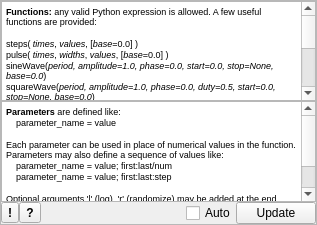
This is lib/util/generator/GeneratorTemplate.ui in acq4/acq4 as Qt 5 draws it before an edit. The edited form follows.
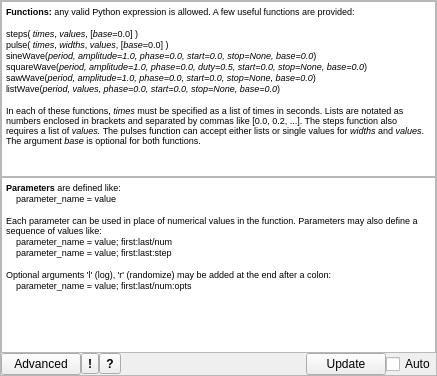
This is the edited form. The open tabs and pages were chosen to show the change. Custom widgets are drawn as their Qt base class.

Commit message: parametertree updates started adding simple pulse generator to function generator (not finished)

What changed in the file:
```diff
--- a/lib/util/generator/GeneratorTemplate.ui
+++ b/lib/util/generator/GeneratorTemplate.ui
@@ -1,12 +1,12 @@
 <ui version="4.0" >
  <class>Form</class>
- <widget class="QWidget" name="Form" >
-  <property name="geometry" >
+ <widget class="QWidget" name="Form">
+  <property name="geometry">
    <rect>
     <x>0</x>
     <y>0</y>
-    <width>317</width>
-    <height>225</height>
+    <width>437</width>
+    <height>376</height>
    </rect>
   </property>
   <property name="minimumSize" >
@@ -108,42 +108,42 @@
            <number>0</number>
           </property>
           <item>
-           <widget class="QTextBrowser" name="textBrowser" >
-            <property name="html" >
-             <string>&lt;!DOCTYPE HTML PUBLIC "-//W3C//DTD HTML 4.0//EN" "http://www.w3.org/TR/REC-html40/strict.dtd">
-&lt;html>&lt;head>&lt;meta name="qrichtext" content="1" />&lt;style type="text/css">
+           <widget class="QTextBrowser" name="textBrowser">
+            <property name="html">
+             <string>&lt;!DOCTYPE HTML PUBLIC &quot;-//W3C//DTD HTML 4.0//EN&quot; &quot;http://www.w3.org/TR/REC-html40/strict.dtd&quot;&gt;
+&lt;html&gt;&lt;head&gt;&lt;meta name=&quot;qrichtext&quot; content=&quot;1&quot; /&gt;&lt;style type=&quot;text/css&quot;&gt;
 p, li { white-space: pre-wrap; }
-&lt;/style>&lt;/head>&lt;body style=" font-family:'MS Shell Dlg 2'; font-size:8.25pt; font-weight:400; font-style:normal;">
-&lt;p style=" margin-top:0px; margin-bottom:0px; margin-left:0px; margin-right:0px; -qt-block-indent:0; text-indent:0px; font-family:'Sans Serif'; font-size:7pt;">&lt;span style=" font-weight:600;">Functions:&lt;/span> any valid Python expression is allowed. A few useful functions are provided:&lt;/p>
-&lt;p style="-qt-paragraph-type:empty; margin-top:0px; margin-bottom:0px; margin-left:0px; margin-right:0px; -qt-block-indent:0; text-indent:0px; font-family:'Sans Serif'; font-size:7pt;">&lt;/p>
-&lt;p style=" margin-top:0px; margin-bottom:0px; margin-left:0px; margin-right:0px; -qt-block-indent:0; text-indent:0px; font-family:'Sans Serif'; font-size:7pt;">steps( &lt;span style=" font-style:italic;">times&lt;/span>, &lt;span style=" font-style:italic;">values&lt;/span>, [&lt;span style=" font-style:italic;">base&lt;/span>=0.0] )&lt;/p>
-&lt;p style=" margin-top:0px; margin-bottom:0px; margin-left:0px; margin-right:0px; -qt-block-indent:0; text-indent:0px; font-family:'Sans Serif'; font-size:7pt;">pulse( &lt;span style=" font-style:italic;">times&lt;/span>, &lt;span style=" font-style:italic;">widths&lt;/span>, &lt;span style=" font-style:italic;">values&lt;/span>, [&lt;span style=" font-style:italic;">base&lt;/span>=0.0] )&lt;/p>
-&lt;p style=" margin-top:0px; margin-bottom:0px; margin-left:0px; margin-right:0px; -qt-block-indent:0; text-indent:0px; font-family:'Sans Serif'; font-size:7pt;">sineWave(&lt;span style=" font-style:italic;">period, amplitude=1.0, phase=0.0, start=0.0, stop=None, base=0.0&lt;/span>)&lt;/p>
-&lt;p style=" margin-top:0px; margin-bottom:0px; margin-left:0px; margin-right:0px; -qt-block-indent:0; text-indent:0px; font-family:'Sans Serif'; font-size:7pt;">squareWave(&lt;span style=" font-style:italic;">period, amplitude=1.0, phase=0.0, duty=0.5, start=0.0, stop=None, base=0.0&lt;/span>)&lt;/p>
-&lt;p style=" margin-top:0px; margin-bottom:0px; margin-left:0px; margin-right:0px; -qt-block-indent:0; text-indent:0px; font-family:'Sans Serif'; font-size:7pt;">sawWave(&lt;span style=" font-style:italic;">period, amplitude=1.0, phase=0.0, start=0.0, stop=None, base=0.0&lt;/span>)&lt;/p>
-&lt;p style=" margin-top:0px; margin-bottom:0px; margin-left:0px; margin-right:0px; -qt-block-indent:0; text-indent:0px; font-family:'Sans Serif'; font-size:7pt;">listWave(&lt;span style=" font-style:italic;">period, values, phase=0.0, start=0.0, stop=None, base=0.0&lt;/span>)&lt;/p>
-&lt;p style="-qt-paragraph-type:empty; margin-top:0px; margin-bottom:0px; margin-left:0px; margin-right:0px; -qt-block-indent:0; text-indent:0px; font-family:'Sans Serif'; font-size:7pt;">&lt;/p>
-&lt;p style=" margin-top:0px; margin-bottom:0px; margin-left:0px; margin-right:0px; -qt-block-indent:0; text-indent:0px; font-family:'Sans Serif'; font-size:7pt;">In each of these functions, &lt;span style=" font-style:italic;">times&lt;/span> must be specified as a list of times in seconds. Lists are notated as numbers enclosed in brackets and separated by commas like [0.0, 0.2, ...]. The steps function also requires a list of &lt;span style=" font-style:italic;">values.&lt;/span> The pulses function can accept either lists or single values for &lt;span style=" font-style:italic;">widths&lt;/span> and &lt;span style=" font-style:italic;">values&lt;/span>. The argument &lt;span style=" font-style:italic;">base&lt;/span> is optional for both functions.&lt;/p>&lt;/body>&lt;/html></string>
+&lt;/style&gt;&lt;/head&gt;&lt;body style=&quot; font-family:'Ubuntu'; font-size:9pt; font-weight:400; font-style:normal;&quot;&gt;
+&lt;p style=&quot; margin-top:0px; margin-bottom:0px; margin-left:0px; margin-right:0px; -qt-block-indent:0; text-indent:0px;&quot;&gt;&lt;span style=&quot; font-family:'Sans Serif'; font-size:7pt; font-weight:600;&quot;&gt;Functions:&lt;/span&gt;&lt;span style=&quot; font-family:'Sans Serif'; font-size:7pt;&quot;&gt; any valid Python expression is allowed. A few useful functions are provided:&lt;/span&gt;&lt;/p&gt;
+&lt;p style=&quot;-qt-paragraph-type:empty; margin-top:0px; margin-bottom:0px; margin-left:0px; margin-right:0px; -qt-block-indent:0; text-indent:0px; font-family:'Sans Serif'; font-size:7pt;&quot;&gt;&lt;/p&gt;
+&lt;p style=&quot; margin-top:0px; margin-bottom:0px; margin-left:0px; margin-right:0px; -qt-block-indent:0; text-indent:0px;&quot;&gt;&lt;span style=&quot; font-family:'Sans Serif'; font-size:7pt;&quot;&gt;steps( &lt;/span&gt;&lt;span style=&quot; font-family:'Sans Serif'; font-size:7pt; font-style:italic;&quot;&gt;times&lt;/span&gt;&lt;span style=&quot; font-family:'Sans Serif'; font-size:7pt;&quot;&gt;, &lt;/span&gt;&lt;span style=&quot; font-family:'Sans Serif'; font-size:7pt; font-style:italic;&quot;&gt;values&lt;/span&gt;&lt;span style=&quot; font-family:'Sans Serif'; font-size:7pt;&quot;&gt;, [&lt;/span&gt;&lt;span style=&quot; font-family:'Sans Serif'; font-size:7pt; font-style:italic;&quot;&gt;base&lt;/span&gt;&lt;span style=&quot; font-family:'Sans Serif'; font-size:7pt;&quot;&gt;=0.0] )&lt;/span&gt;&lt;/p&gt;
+&lt;p style=&quot; margin-top:0px; margin-bottom:0px; margin-left:0px; margin-right:0px; -qt-block-indent:0; text-indent:0px;&quot;&gt;&lt;span style=&quot; font-family:'Sans Serif'; font-size:7pt;&quot;&gt;pulse( &lt;/span&gt;&lt;span style=&quot; font-family:'Sans Serif'; font-size:7pt; font-style:italic;&quot;&gt;times&lt;/span&gt;&lt;span style=&quot; font-family:'Sans Serif'; font-size:7pt;&quot;&gt;, &lt;/span&gt;&lt;span style=&quot; font-family:'Sans Serif'; font-size:7pt; font-style:italic;&quot;&gt;widths&lt;/span&gt;&lt;span style=&quot; font-family:'Sans Serif'; font-size:7pt;&quot;&gt;, &lt;/span&gt;&lt;span style=&quot; font-family:'Sans Serif'; font-size:7pt; font-style:italic;&quot;&gt;values&lt;/span&gt;&lt;span style=&quot; font-family:'Sans Serif'; font-size:7pt;&quot;&gt;, [&lt;/span&gt;&lt;span style=&quot; font-family:'Sans Serif'; font-size:7pt; font-style:italic;&quot;&gt;base&lt;/span&gt;&lt;span style=&quot; font-family:'Sans Serif'; font-size:7pt;&quot;&gt;=0.0] )&lt;/span&gt;&lt;/p&gt;
+&lt;p style=&quot; margin-top:0px; margin-bottom:0px; margin-left:0px; margin-right:0px; -qt-block-indent:0; text-indent:0px;&quot;&gt;&lt;span style=&quot; font-family:'Sans Serif'; font-size:7pt;&quot;&gt;sineWave(&lt;/span&gt;&lt;span style=&quot; font-family:'Sans Serif'; font-size:7pt; font-style:italic;&quot;&gt;period, amplitude=1.0, phase=0.0, start=0.0, stop=None, base=0.0&lt;/span&gt;&lt;span style=&quot; font-family:'Sans Serif'; font-size:7pt;&quot;&gt;)&lt;/span&gt;&lt;/p&gt;
+&lt;p style=&quot; margin-top:0px; margin-bottom:0px; margin-left:0px; margin-right:0px; -qt-block-indent:0; text-indent:0px;&quot;&gt;&lt;span style=&quot; font-family:'Sans Serif'; font-size:7pt;&quot;&gt;squareWave(&lt;/span&gt;&lt;span style=&quot; font-family:'Sans Serif'; font-size:7pt; font-style:italic;&quot;&gt;period, amplitude=1.0, phase=0.0, duty=0.5, start=0.0, stop=None, base=0.0&lt;/span&gt;&lt;span style=&quot; font-family:'Sans Serif'; font-size:7pt;&quot;&gt;)&lt;/span&gt;&lt;/p&gt;
+&lt;p style=&quot; margin-top:0px; margin-bottom:0px; margin-left:0px; margin-right:0px; -qt-block-indent:0; text-indent:0px;&quot;&gt;&lt;span style=&quot; font-family:'Sans Serif'; font-size:7pt;&quot;&gt;sawWave(&lt;/span&gt;&lt;span style=&quot; font-family:'Sans Serif'; font-size:7pt; font-style:italic;&quot;&gt;period, amplitude=1.0, phase=0.0, start=0.0, stop=None, base=0.0&lt;/span&gt;&lt;span style=&quot; font-family:'Sans Serif'; font-size:7pt;&quot;&gt;)&lt;/span&gt;&lt;/p&gt;
+&lt;p style=&quot; margin-top:0px; margin-bottom:0px; margin-left:0px; margin-right:0px; -qt-block-indent:0; text-indent:0px;&quot;&gt;&lt;span style=&quot; font-family:'Sans Serif'; font-size:7pt;&quot;&gt;listWave(&lt;/span&gt;&lt;span style=&quot; font-family:'Sans Serif'; font-size:7pt; font-style:italic;&quot;&gt;period, values, phase=0.0, start=0.0, stop=None, base=0.0&lt;/span&gt;&lt;span style=&quot; font-family:'Sans Serif'; font-size:7pt;&quot;&gt;)&lt;/span&gt;&lt;/p&gt;
+&lt;p style=&quot;-qt-paragraph-type:empty; margin-top:0px; margin-bottom:0px; margin-left:0px; margin-right:0px; -qt-block-indent:0; text-indent:0px; font-family:'Sans Serif'; font-size:7pt;&quot;&gt;&lt;/p&gt;
+&lt;p style=&quot; margin-top:0px; margin-bottom:0px; margin-left:0px; margin-right:0px; -qt-block-indent:0; text-indent:0px;&quot;&gt;&lt;span style=&quot; font-family:'Sans Serif'; font-size:7pt;&quot;&gt;In each of these functions, &lt;/span&gt;&lt;span style=&quot; font-family:'Sans Serif'; font-size:7pt; font-style:italic;&quot;&gt;times&lt;/span&gt;&lt;span style=&quot; font-family:'Sans Serif'; font-size:7pt;&quot;&gt; must be specified as a list of times in seconds. Lists are notated as numbers enclosed in brackets and separated by commas like [0.0, 0.2, ...]. The steps function also requires a list of &lt;/span&gt;&lt;span style=&quot; font-family:'Sans Serif'; font-size:7pt; font-style:italic;&quot;&gt;values.&lt;/span&gt;&lt;span style=&quot; font-family:'Sans Serif'; font-size:7pt;&quot;&gt; The pulses function can accept either lists or single values for &lt;/span&gt;&lt;span style=&quot; font-family:'Sans Serif'; font-size:7pt; font-style:italic;&quot;&gt;widths&lt;/span&gt;&lt;span style=&quot; font-family:'Sans Serif'; font-size:7pt;&quot;&gt; and &lt;/span&gt;&lt;span style=&quot; font-family:'Sans Serif'; font-size:7pt; font-style:italic;&quot;&gt;values&lt;/span&gt;&lt;span style=&quot; font-family:'Sans Serif'; font-size:7pt;&quot;&gt;. The argument &lt;/span&gt;&lt;span style=&quot; font-family:'Sans Serif'; font-size:7pt; font-style:italic;&quot;&gt;base&lt;/span&gt;&lt;span style=&quot; font-family:'Sans Serif'; font-size:7pt;&quot;&gt; is optional for both functions.&lt;/span&gt;&lt;/p&gt;&lt;/body&gt;&lt;/html&gt;</string>
             </property>
            </widget>
           </item>
           <item>
-           <widget class="QTextBrowser" name="textBrowser_2" >
-            <property name="html" >
-             <string>&lt;!DOCTYPE HTML PUBLIC "-//W3C//DTD HTML 4.0//EN" "http://www.w3.org/TR/REC-html40/strict.dtd">
-&lt;html>&lt;head>&lt;meta name="qrichtext" content="1" />&lt;style type="text/css">
+           <widget class="QTextBrowser" name="textBrowser_2">
+            <property name="html">
+             <string>&lt;!DOCTYPE HTML PUBLIC &quot;-//W3C//DTD HTML 4.0//EN&quot; &quot;http://www.w3.org/TR/REC-html40/strict.dtd&quot;&gt;
+&lt;html&gt;&lt;head&gt;&lt;meta name=&quot;qrichtext&quot; content=&quot;1&quot; /&gt;&lt;style type=&quot;text/css&quot;&gt;
 p, li { white-space: pre-wrap; }
-&lt;/style>&lt;/head>&lt;body style=" font-family:'MS Shell Dlg 2'; font-size:8.25pt; font-weight:400; font-style:normal;">
-&lt;p style=" margin-top:0px; margin-bottom:0px; margin-left:0px; margin-right:0px; -qt-block-indent:0; text-indent:0px; font-family:'Sans Serif'; font-size:7pt;">&lt;span style=" font-weight:600;">Parameters&lt;/span> are defined like:&lt;/p>
-&lt;p style=" margin-top:0px; margin-bottom:0px; margin-left:0px; margin-right:0px; -qt-block-indent:0; text-indent:0px; font-family:'Sans Serif'; font-size:7pt;">    parameter_name = value&lt;/p>
-&lt;p style="-qt-paragraph-type:empty; margin-top:0px; margin-bottom:0px; margin-left:0px; margin-right:0px; -qt-block-indent:0; text-indent:0px; font-family:'Sans Serif'; font-size:7pt;">&lt;/p>
-&lt;p style=" margin-top:0px; margin-bottom:0px; margin-left:0px; margin-right:0px; -qt-block-indent:0; text-indent:0px; font-family:'Sans Serif'; font-size:7pt;">Each parameter can be used in place of numerical values in the function. Parameters may also define a sequence of values like:&lt;/p>
-&lt;p style=" margin-top:0px; margin-bottom:0px; margin-left:0px; margin-right:0px; -qt-block-indent:0; text-indent:0px; font-family:'Sans Serif'; font-size:7pt;">    parameter_name = value; first:last/num&lt;/p>
-&lt;p style=" margin-top:0px; margin-bottom:0px; margin-left:0px; margin-right:0px; -qt-block-indent:0; text-indent:0px; font-family:'Sans Serif'; font-size:7pt;">    parameter_name = value; first:last:step&lt;/p>
-&lt;p style="-qt-paragraph-type:empty; margin-top:0px; margin-bottom:0px; margin-left:0px; margin-right:0px; -qt-block-indent:0; text-indent:0px; font-family:'Sans Serif'; font-size:7pt;">&lt;/p>
-&lt;p style=" margin-top:0px; margin-bottom:0px; margin-left:0px; margin-right:0px; -qt-block-indent:0; text-indent:0px; font-family:'Sans Serif'; font-size:7pt;">Optional arguments 'l' (log), 'r' (randomize) may be added at the end after a colon:&lt;/p>
-&lt;p style=" margin-top:0px; margin-bottom:0px; margin-left:0px; margin-right:0px; -qt-block-indent:0; text-indent:0px; font-family:'Sans Serif'; font-size:7pt;">    parameter_name = value; first:last/num:opts&lt;/p>
-&lt;p style="-qt-paragraph-type:empty; margin-top:0px; margin-bottom:0px; margin-left:0px; margin-right:0px; -qt-block-indent:0; text-indent:0px; font-family:'Sans Serif'; font-size:7pt;">&lt;/p>&lt;/body>&lt;/html></string>
+&lt;/style&gt;&lt;/head&gt;&lt;body style=&quot; font-family:'Ubuntu'; font-size:9pt; font-weight:400; font-style:normal;&quot;&gt;
+&lt;p style=&quot; margin-top:0px; margin-bottom:0px; margin-left:0px; margin-right:0px; -qt-block-indent:0; text-indent:0px;&quot;&gt;&lt;span style=&quot; font-family:'Sans Serif'; font-size:7pt; font-weight:600;&quot;&gt;Parameters&lt;/span&gt;&lt;span style=&quot; font-family:'Sans Serif'; font-size:7pt;&quot;&gt; are defined like:&lt;/span&gt;&lt;/p&gt;
+&lt;p style=&quot; margin-top:0px; margin-bottom:0px; margin-left:0px; margin-right:0px; -qt-block-indent:0; text-indent:0px;&quot;&gt;&lt;span style=&quot; font-family:'Sans Serif'; font-size:7pt;&quot;&gt;    parameter_name = value&lt;/span&gt;&lt;/p&gt;
+&lt;p style=&quot;-qt-paragraph-type:empty; margin-top:0px; margin-bottom:0px; margin-left:0px; margin-right:0px; -qt-block-indent:0; text-indent:0px; font-family:'Sans Serif'; font-size:7pt;&quot;&gt;&lt;/p&gt;
+&lt;p style=&quot; margin-top:0px; margin-bottom:0px; margin-left:0px; margin-right:0px; -qt-block-indent:0; text-indent:0px;&quot;&gt;&lt;span style=&quot; font-family:'Sans Serif'; font-size:7pt;&quot;&gt;Each parameter can be used in place of numerical values in the function. Parameters may also define a sequence of values like:&lt;/span&gt;&lt;/p&gt;
+&lt;p style=&quot; margin-top:0px; margin-bottom:0px; margin-left:0px; margin-right:0px; -qt-block-indent:0; text-indent:0px;&quot;&gt;&lt;span style=&quot; font-family:'Sans Serif'; font-size:7pt;&quot;&gt;    parameter_name = value; first:last/num&lt;/span&gt;&lt;/p&gt;
+&lt;p style=&quot; margin-top:0px; margin-bottom:0px; margin-left:0px; margin-right:0px; -qt-block-indent:0; text-indent:0px;&quot;&gt;&lt;span style=&quot; font-family:'Sans Serif'; font-size:7pt;&quot;&gt;    parameter_name = value; first:last:step&lt;/span&gt;&lt;/p&gt;
+&lt;p style=&quot;-qt-paragraph-type:empty; margin-top:0px; margin-bottom:0px; margin-left:0px; margin-right:0px; -qt-block-indent:0; text-indent:0px; font-family:'Sans Serif'; font-size:7pt;&quot;&gt;&lt;/p&gt;
+&lt;p style=&quot; margin-top:0px; margin-bottom:0px; margin-left:0px; margin-right:0px; -qt-block-indent:0; text-indent:0px;&quot;&gt;&lt;span style=&quot; font-family:'Sans Serif'; font-size:7pt;&quot;&gt;Optional arguments 'l' (log), 'r' (randomize) may be added at the end after a colon:&lt;/span&gt;&lt;/p&gt;
+&lt;p style=&quot; margin-top:0px; margin-bottom:0px; margin-left:0px; margin-right:0px; -qt-block-indent:0; text-indent:0px;&quot;&gt;&lt;span style=&quot; font-family:'Sans Serif'; font-size:7pt;&quot;&gt;    parameter_name = value; first:last/num:opts&lt;/span&gt;&lt;/p&gt;
+&lt;p style=&quot;-qt-paragraph-type:empty; margin-top:0px; margin-bottom:0px; margin-left:0px; margin-right:0px; -qt-block-indent:0; text-indent:0px; font-family:'Sans Serif'; font-size:7pt;&quot;&gt;&lt;/p&gt;&lt;/body&gt;&lt;/html&gt;</string>
             </property>
            </widget>
           </item>
@@ -154,12 +154,22 @@
       <item>
        <layout class="QHBoxLayout" name="horizontalLayout" >
         <item>
-         <widget class="QToolButton" name="errorBtn" >
-          <property name="enabled" >
+         <widget class="QPushButton" name="advancedBtn">
+          <property name="text">
+           <string>Advanced</string>
+          </property>
+          <property name="checkable">
            <bool>true</bool>
           </property>
-          <property name="sizePolicy" >
-           <sizepolicy vsizetype="Fixed" hsizetype="Fixed" >
+         </widget>
+        </item>
+        <item>
+         <widget class="QToolButton" name="errorBtn">
+          <property name="enabled">
+           <bool>true</bool>
+          </property>
+          <property name="sizePolicy">
+           <sizepolicy hsizetype="Fixed" vsizetype="Fixed">
             <horstretch>0</horstretch>
             <verstretch>0</verstretch>
            </sizepolicy>
@@ -214,19 +224,19 @@
          </spacer>
         </item>
         <item>
-         <widget class="QCheckBox" name="autoUpdateCheck" >
-          <property name="text" >
-           <string>Auto</string>
-          </property>
-         </widget>
-        </item>
-        <item>
-         <widget class="QPushButton" name="updateBtn" >
-          <property name="text" >
+         <widget class="QPushButton" name="updateBtn">
+          <property name="text">
            <string>Update</string>
           </property>
          </widget>
         </item>
+        <item>
+         <widget class="QCheckBox" name="autoUpdateCheck">
+          <property name="text">
+           <string>Auto</string>
+          </property>
+         </widget>
+        </item>
        </layout>
       </item>
      </layout>
@@ -234,7 +244,14 @@
    </item>
   </layout>
  </widget>
- <layoutdefault spacing="0" margin="0" />
+ <layoutdefault spacing="0" margin="0"/>
+ <customwidgets>
+  <customwidget>
+   <class>ParameterTree</class>
+   <extends>QTreeWidget</extends>
+   <header>ParameterTree</header>
+  </customwidget>
+ </customwidgets>
  <resources/>
  <connections/>
 </ui>
```
Left out of the diff: 115 changed lines with no effect on the pictures. The commit also changes 5 other files.
